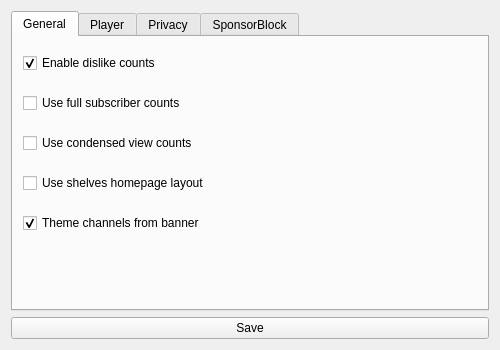
Above: src/ui/forms/settingsform.ui from BowDown097/QtTube before the change. Below: the same form after it.
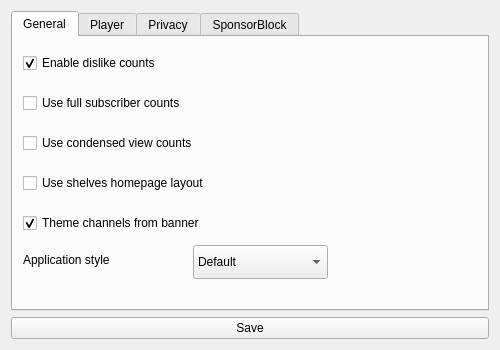
That is the form after the change.

Commit message: Add application style setting

```diff
--- a/src/ui/forms/settingsform.ui
+++ b/src/ui/forms/settingsform.ui
@@ -104,6 +104,34 @@
         <bool>true</bool>
        </property>
       </widget>
+      <widget class="QLabel" name="appStyleLabel">
+       <property name="geometry">
+        <rect>
+         <x>10</x>
+         <y>210</y>
+         <width>170</width>
+         <height>26</height>
+        </rect>
+       </property>
+       <property name="text">
+        <string>Application style</string>
+       </property>
+      </widget>
+      <widget class="QComboBox" name="appStyle">
+       <property name="geometry">
+        <rect>
+         <x>180</x>
+         <y>208</y>
+         <width>135</width>
+         <height>34</height>
+        </rect>
+       </property>
+       <item>
+        <property name="text">
+         <string>Default</string>
+        </property>
+       </item>
+      </widget>
      </widget>
      <widget class="QWidget" name="player">
       <attribute name="title">
```
The commit also changes 7 other files.
